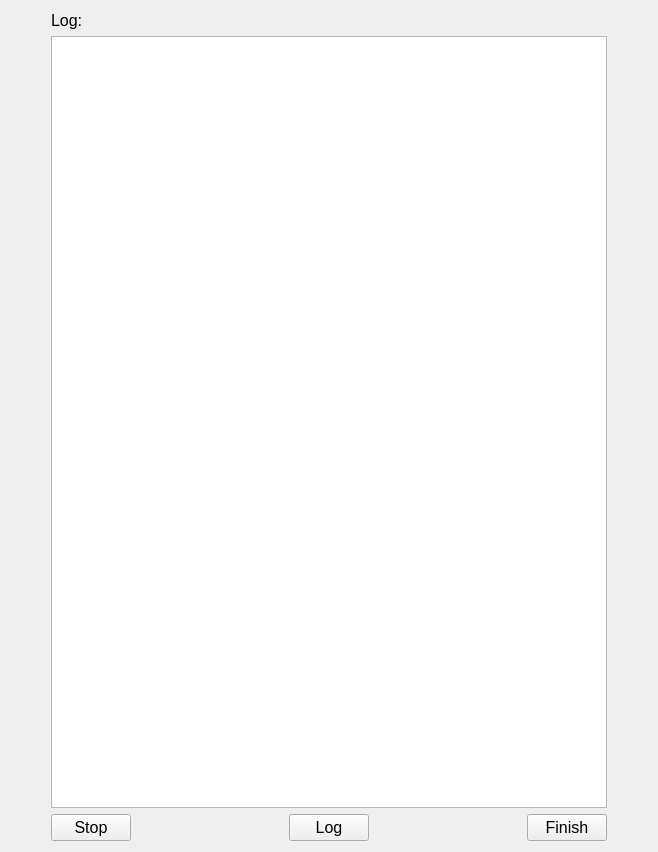
Old version of the form smartfMRI/experimentstatus.ui in the repository wuzhuobin/smartfMRI.
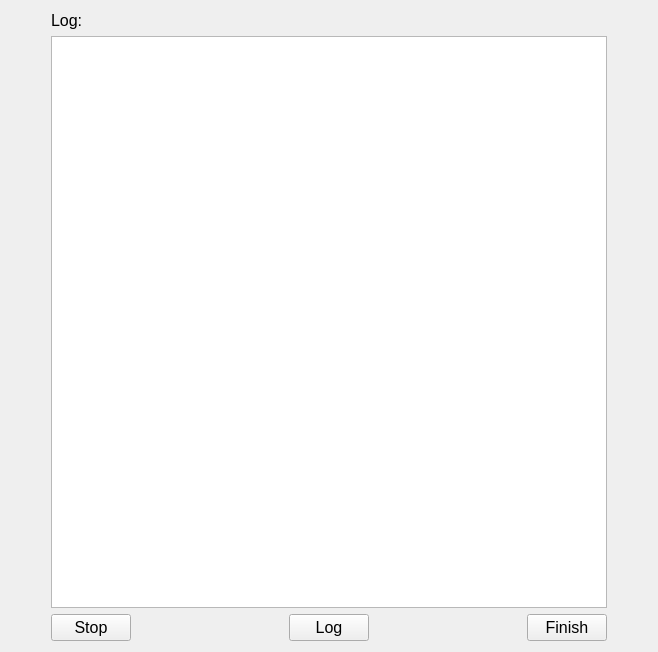
New version of the form.

```diff
--- a/smartfMRI/experimentstatus.ui
+++ b/smartfMRI/experimentstatus.ui
@@ -7,7 +7,7 @@
     <x>0</x>
     <y>0</y>
     <width>658</width>
-    <height>852</height>
+    <height>652</height>
    </rect>
   </property>
   <property name="windowTitle">
```
